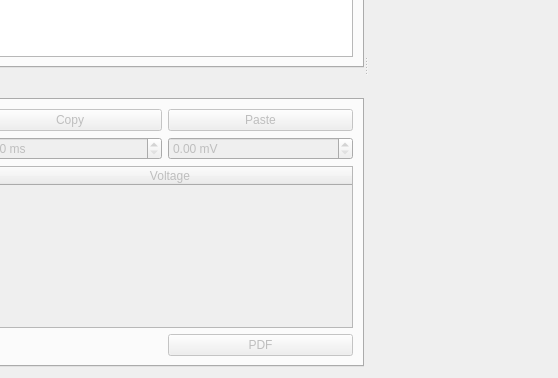
This is src/gui/stimulationcreator.ui in CompEphys-team/rtdo as Qt 5 draws it before an edit; both pictures show x 235 to 793 and y 248 to 626 of the 793 by 626 pixel window. The edited form follows.
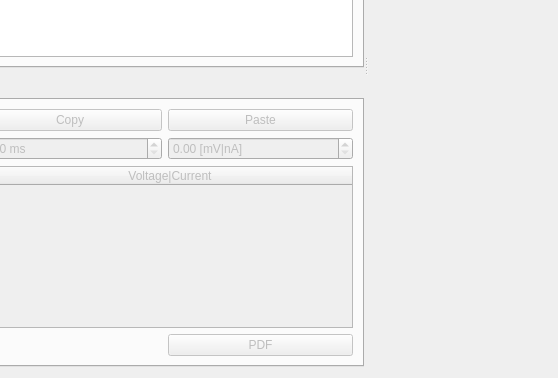
This is the edited form. Custom widgets are drawn as their Qt base class.

Commit message: More voltage to voltage|current GUI replacements

Patch:
```diff
--- a/src/gui/stimulationcreator.ui
+++ b/src/gui/stimulationcreator.ui
@@ -193,7 +193,7 @@
            <item row="1" column="2">
             <widget class="QDoubleSpinBox" name="baseV">
              <property name="suffix">
-              <string> mV</string>
+              <string> [mV|nA]</string>
              </property>
             </widget>
            </item>
@@ -220,7 +220,7 @@
              </column>
              <column>
               <property name="text">
-               <string>Voltage</string>
+               <string>Voltage|Current</string>
               </property>
              </column>
             </widget>
```
Left out of the diff: 2 changed lines with no effect on the pictures. The commit also changes 3 other files.
